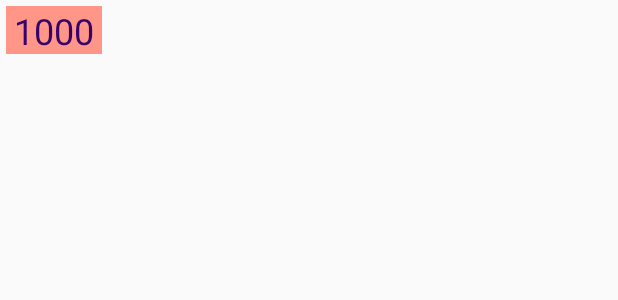
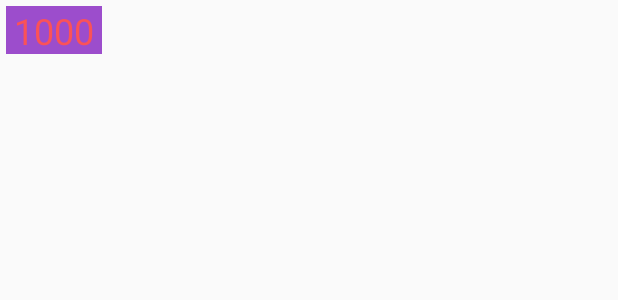
Before and after one commit to Kianto/KimiScanner2, an Android app: the layout fragment_image.xml on its own in the app's theme, with its tools: preview values and no code run, on a phone screen of 412 x 824 dp. Shown: the top 300 px of the screen. Run offline under Robolectric (Android 15) with nearby library versions, the phone set to English and light mode, and no system bars.

Commit message:
update ui

```diff
--- a/app/src/main/res/layout/fragment_camera.xml
+++ b/app/src/main/res/layout/fragment_camera.xml
@@ -31,7 +31,7 @@
         android:layout_width="match_parent"
         android:layout_height="match_parent"
         android:layout_above="@+id/camera_layout"
-        android:background="@color/colorAccent"
+        android:background="@color/colorPrimaryLight"
         android:gravity="center" >
 
         <RelativeLayout
--- a/app/src/main/res/layout/fragment_crop.xml
+++ b/app/src/main/res/layout/fragment_crop.xml
@@ -65,7 +65,7 @@
         android:layout_width="match_parent"
         android:layout_height="match_parent"
         android:layout_above="@+id/crop_layout"
-        android:background="@color/colorAccent"
+        android:background="@color/colorPrimaryLight"
         android:gravity="center" >
 
     </RelativeLayout>
--- a/app/src/main/res/layout/fragment_image.xml
+++ b/app/src/main/res/layout/fragment_image.xml
@@ -24,7 +24,7 @@
             android:text="1000"
             android:gravity="center"
             android:textSize="24sp"
-            android:background="@color/colorAccent"
+            android:background="@color/colorPrimaryLight"
             android:textColor="@color/colorStoreNumber"
             android:layout_alignParentTop="true"
             android:layout_alignParentStart="true" />
--- a/app/src/main/res/layout/fragment_process.xml
+++ b/app/src/main/res/layout/fragment_process.xml
@@ -29,7 +29,7 @@
             android:layout_alignParentEnd="true"
             android:layout_marginEnd="32dp"
             android:layout_marginBottom="32dp"
-            android:src="@drawable/ic_done" >
+            android:src="@drawable/ic_done_all" >
         </com.google.android.material.floatingactionbutton.FloatingActionButton>
 
         <com.google.android.material.floatingactionbutton.FloatingActionButton
@@ -49,7 +49,7 @@
         android:layout_width="match_parent"
         android:layout_height="match_parent"
         android:layout_above="@+id/process_layout"
-        android:background="@color/colorAccent"
+        android:background="@color/colorPrimaryLight"
         android:gravity="center" >
 
         <it.sephiroth.android.library.imagezoom.ImageViewTouch
--- a/app/src/main/res/values/colors.xml
+++ b/app/src/main/res/values/colors.xml
@@ -1,10 +1,11 @@
 <?xml version="1.0" encoding="utf-8"?>
 <resources>
-    <color name="colorPrimary">#FA5258</color>
-    <color name="colorPrimaryDark">#FAD23C</color>
-    <color name="colorAccent">#FF9688</color>
+    <color name="colorPrimary">#6a1b9a</color>
+    <color name="colorPrimaryDark">#38006b</color>
+    <color name="colorPrimaryLight">#9c4dcc</color>
+    <color name="colorAccent">#304ffe</color>
 
     <color name="colorWhite">#ffffff</color>
     <color name="colorImageButton">#ffffff</color>
-    <color name="colorStoreNumber">#38006B</color>
+    <color name="colorStoreNumber">#FA5258</color>
 </resources>
```
Also changed, not shown: app/src/main/AndroidManifest.xml (+14 -4 lines), app/src/main/java/com/app/kimiscanner/model/FolderInfo.java (+13 -1 lines), app/src/main/java/com/app/util/BackupAgent.java (added, +80 -0 lines), app/src/main/res/drawable/ic_done_all.xml (added, +10 -0 lines).
